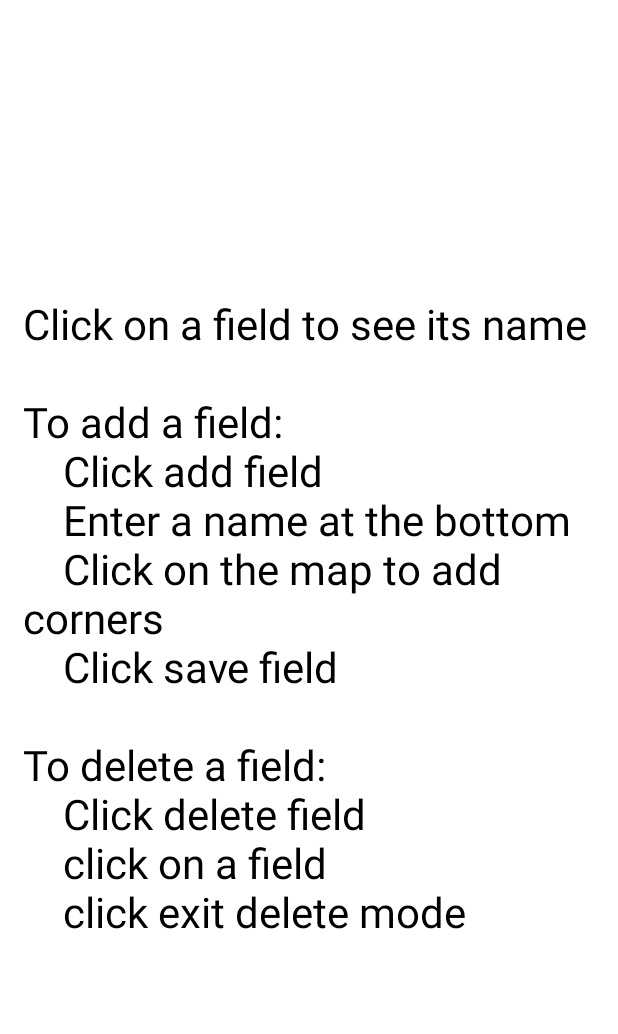
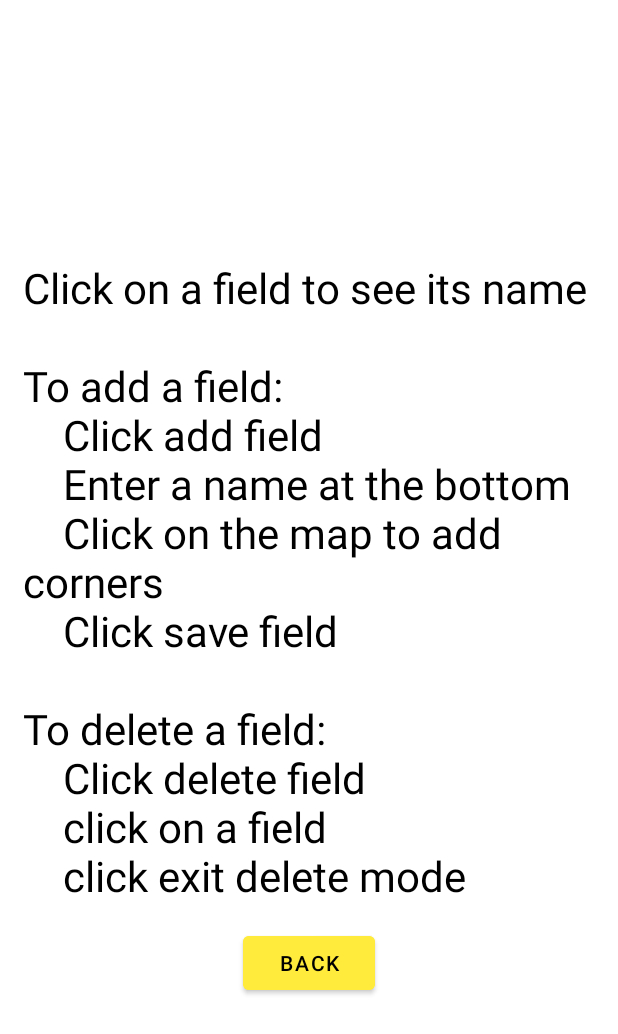
Before and after one commit to BhsSTEM/TeamHoney_SprayerReporting_2022, an Android app: the layout map_popup.xml on its own in the app's theme, with its tools: preview values and no code run, on a phone screen of 412 x 824 dp. Shown: the top 1034 px of the screen. Run offline under Robolectric (Android 15) with nearby library versions, the phone set to English and light mode, and no system bars.

Commit message:
Added map popup and auto dismiss add entry

```diff
--- a/app/src/main/res/layout/map_popup.xml
+++ b/app/src/main/res/layout/map_popup.xml
@@ -12,5 +12,12 @@
         android:textColor="@color/black"
         android:textSize="28sp"
         android:padding="15dp"/>
+    <Button
+        android:id="@+id/mapPopupBackBtn"
+        android:layout_height="wrap_content"
+        android:layout_width="wrap_content"
+        android:text="Back"
+        android:backgroundTint="@color/yellow"
+        android:textColor="@color/black"/>
 
 </LinearLayout>
```
Also changed, not shown: app/src/main/java/com/example/teamhoney_sprayerreporting_2022/MapsActivity.java (+28 -4 lines).
